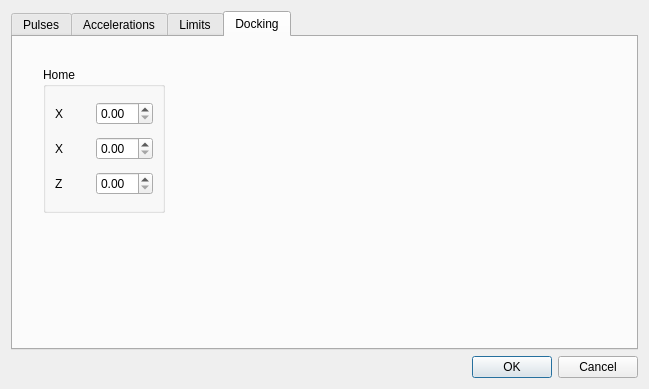
eduard-x/cnc-qt, file sources/forms/Settings.ui: the form before one commit.
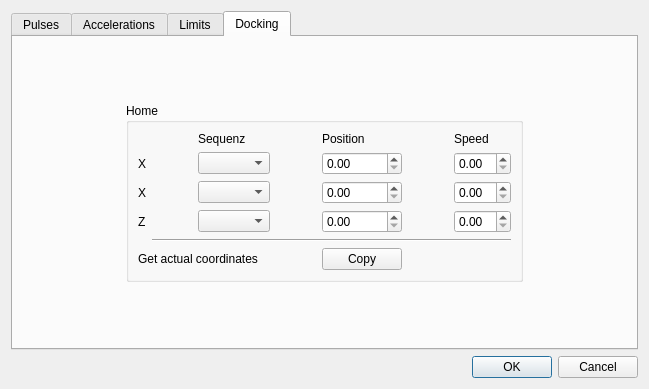
The form after the commit. The open tabs and pages were chosen to show the change.

Patch:
```diff
--- a/sources/forms/Settings.ui
+++ b/sources/forms/Settings.ui
@@ -14,7 +14,17 @@
    <string>Dialog</string>
   </property>
   <layout class="QGridLayout" name="gridLayout">
-   <item row="0" column="0">
+   <item row="2" column="0">
+    <widget class="QDialogButtonBox" name="buttonBox">
+     <property name="orientation">
+      <enum>Qt::Horizontal</enum>
+     </property>
+     <property name="standardButtons">
+      <set>QDialogButtonBox::Cancel|QDialogButtonBox::Ok</set>
+     </property>
+    </widget>
+   </item>
+   <item row="1" column="0">
     <widget class="QTabWidget" name="tabWidget">
      <property name="currentIndex">
       <number>1</number>
@@ -932,62 +942,199 @@
       <attribute name="title">
        <string>Docking</string>
       </attribute>
+      <layout class="QGridLayout" name="gridLayout_10">
+       <item row="0" column="1">
+        <spacer name="verticalSpacer_6">
+         <property name="orientation">
+          <enum>Qt::Vertical</enum>
+         </property>
+         <property name="sizeHint" stdset="0">
+          <size>
+           <width>20</width>
+           <height>7</height>
+          </size>
+         </property>
+        </spacer>
+       </item>
+       <item row="1" column="0">
+        <spacer name="horizontalSpacer_13">
+         <property name="orientation">
+          <enum>Qt::Horizontal</enum>
+         </property>
+         <property name="sizeHint" stdset="0">
+          <size>
+           <width>75</width>
+           <height>20</height>
+          </size>
+         </property>
+        </spacer>
+       </item>
+       <item row="1" column="1">
       <widget class="QGroupBox" name="groupBox_3">
-       <property name="geometry">
-        <rect>
-         <x>30</x>
-         <y>30</y>
-         <width>122</width>
-         <height>146</height>
-        </rect>
-       </property>
        <property name="title">
         <string>Home</string>
        </property>
        <layout class="QGridLayout" name="gridLayout_9">
-        <item row="0" column="0">
+          <item row="3" column="4">
+           <widget class="QDoubleSpinBox" name="doubleSpinBox_3"/>
+          </item>
+          <item row="2" column="1">
+           <spacer name="horizontalSpacer_10">
+            <property name="orientation">
+             <enum>Qt::Horizontal</enum>
+            </property>
+            <property name="sizeHint" stdset="0">
+             <size>
+              <width>40</width>
+              <height>20</height>
+             </size>
+            </property>
+           </spacer>
+          </item>
+          <item row="3" column="2">
+           <widget class="QComboBox" name="comboBox_2"/>
+          </item>
+          <item row="2" column="2">
+           <widget class="QComboBox" name="comboBox"/>
+          </item>
+          <item row="1" column="2">
+           <widget class="QComboBox" name="comboBox_3"/>
+          </item>
+          <item row="0" column="4">
+           <widget class="QLabel" name="label_5">
+            <property name="text">
+             <string>Position</string>
+            </property>
+           </widget>
+          </item>
+          <item row="3" column="6">
+           <widget class="QDoubleSpinBox" name="doubleSpinBox_6"/>
+          </item>
+          <item row="0" column="2">
+           <widget class="QLabel" name="label_6">
+            <property name="text">
+             <string>Sequenz</string>
+            </property>
+           </widget>
+          </item>
+          <item row="0" column="6">
+           <widget class="QLabel" name="label_11">
+            <property name="text">
+             <string>Speed</string>
+            </property>
+           </widget>
+          </item>
+          <item row="1" column="6">
+           <widget class="QDoubleSpinBox" name="doubleSpinBox_4"/>
+          </item>
+          <item row="2" column="3">
+           <spacer name="horizontalSpacer_11">
+            <property name="orientation">
+             <enum>Qt::Horizontal</enum>
+            </property>
+            <property name="sizeHint" stdset="0">
+             <size>
+              <width>40</width>
+              <height>20</height>
+             </size>
+            </property>
+           </spacer>
+          </item>
+          <item row="1" column="0">
          <widget class="QLabel" name="label_2">
           <property name="text">
            <string>X</string>
           </property>
          </widget>
         </item>
-        <item row="0" column="1">
+          <item row="1" column="4">
          <widget class="QDoubleSpinBox" name="doubleSpinBox"/>
         </item>
-        <item row="1" column="0">
+          <item row="2" column="0">
          <widget class="QLabel" name="label_3">
           <property name="text">
            <string>X</string>
           </property>
          </widget>
         </item>
-        <item row="1" column="1">
+          <item row="2" column="4">
          <widget class="QDoubleSpinBox" name="doubleSpinBox_2"/>
         </item>
-        <item row="2" column="0">
+          <item row="3" column="0">
          <widget class="QLabel" name="label_4">
           <property name="text">
            <string>Z</string>
           </property>
          </widget>
         </item>
+          <item row="1" column="5" rowspan="3">
+           <spacer name="horizontalSpacer_12">
+            <property name="orientation">
+             <enum>Qt::Horizontal</enum>
+            </property>
+            <property name="sizeHint" stdset="0">
+             <size>
+              <width>40</width>
+              <height>20</height>
+             </size>
+            </property>
+           </spacer>
+          </item>
+          <item row="2" column="6">
+           <widget class="QDoubleSpinBox" name="doubleSpinBox_5"/>
+          </item>
+          <item row="4" column="1" colspan="6">
+           <widget class="Line" name="line">
+            <property name="orientation">
+             <enum>Qt::Horizontal</enum>
+            </property>
+           </widget>
+          </item>
+          <item row="5" column="0" colspan="4">
+           <widget class="QLabel" name="label_12">
+            <property name="text">
+             <string>Get actual coordinates</string>
+            </property>
+           </widget>
+          </item>
+          <item row="5" column="4">
+           <widget class="QPushButton" name="pushButton">
+            <property name="text">
+             <string>Copy</string>
+            </property>
+           </widget>
+          </item>
+         </layout>
+        </widget>
+       </item>
+       <item row="1" column="2">
+        <spacer name="horizontalSpacer_14">
+         <property name="orientation">
+          <enum>Qt::Horizontal</enum>
+         </property>
+         <property name="sizeHint" stdset="0">
+          <size>
+           <width>74</width>
+           <height>20</height>
+          </size>
+         </property>
+        </spacer>
+       </item>
         <item row="2" column="1">
-         <widget class="QDoubleSpinBox" name="doubleSpinBox_3"/>
-        </item>
-       </layout>
-      </widget>
-     </widget>
-    </widget>
-   </item>
-   <item row="1" column="0">
-    <widget class="QDialogButtonBox" name="buttonBox">
+        <spacer name="verticalSpacer_5">
      <property name="orientation">
-      <enum>Qt::Horizontal</enum>
-     </property>
-     <property name="standardButtons">
-      <set>QDialogButtonBox::Cancel|QDialogButtonBox::Ok</set>
-     </property>
+          <enum>Qt::Vertical</enum>
+         </property>
+         <property name="sizeHint" stdset="0">
+          <size>
+           <width>20</width>
+           <height>29</height>
+          </size>
+         </property>
+        </spacer>
+       </item>
+      </layout>
+     </widget>
     </widget>
    </item>
   </layout>
```
Left out of the diff: 2 changed lines with no effect on the pictures. Lines whose indentation alone changed are shown as unchanged.
